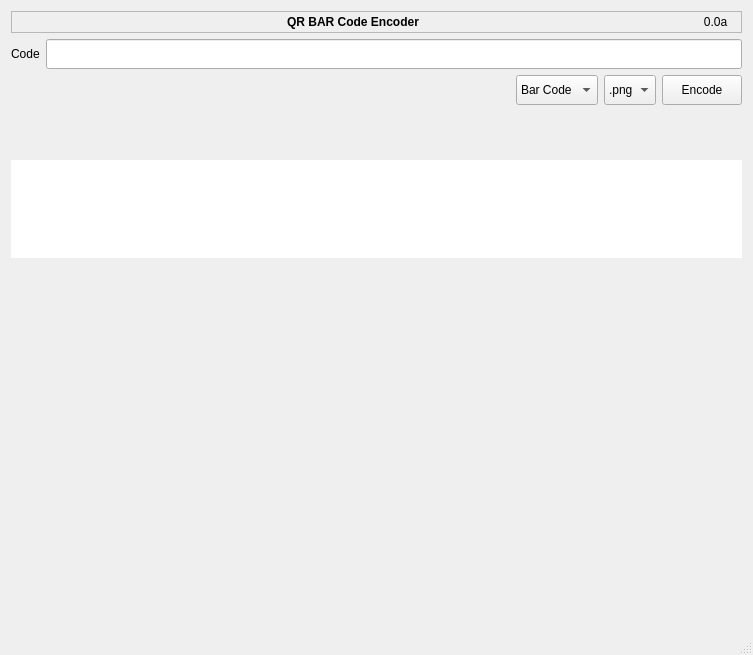
roboxerox/QR_BAR_CodeGen, file QR_BarCodeEncoder.ui: the form before one commit.
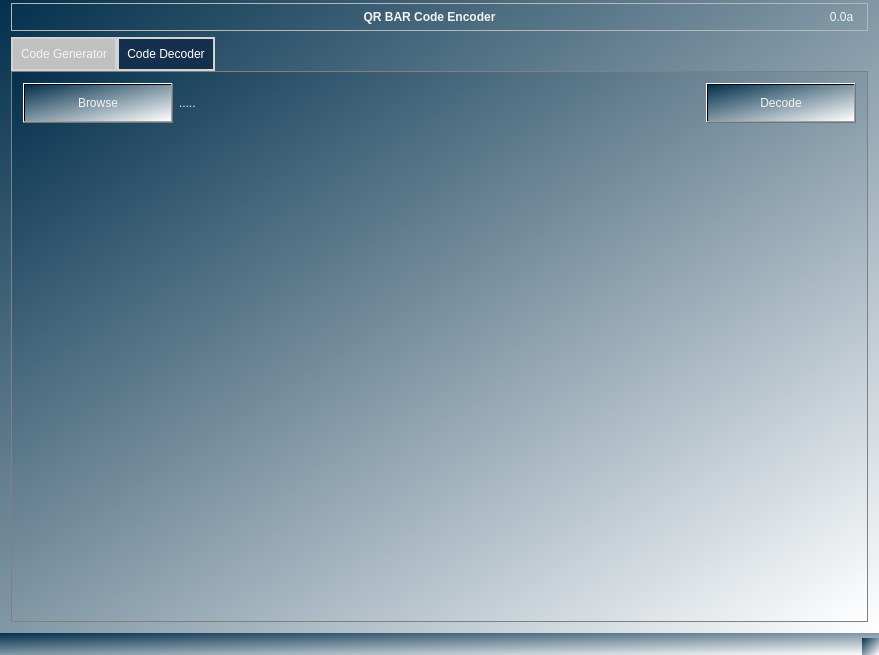
The form after the commit. Icons and pictures are not drawn.

Commit message: Add QR Code Decoder

```diff
--- a/QR_BarCodeEncoder.ui
+++ b/QR_BarCodeEncoder.ui
@@ -6,17 +6,27 @@
    <rect>
     <x>0</x>
     <y>0</y>
-    <width>753</width>
+    <width>879</width>
     <height>655</height>
    </rect>
   </property>
   <property name="windowTitle">
    <string>BarCodeEncoderDecoder</string>
   </property>
+  <property name="styleSheet">
+   <string notr="true">background-color: qlineargradient(spread:pad, x1:0, y2:0, x2:1, y2:1, stop:0 rgba(3, 48, 76 , 255), stop:1 rgba(255, 255, 255, 255));
+color: rgb(243, 243, 243);</string>
+  </property>
   <widget class="QWidget" name="centralWidget">
    <layout class="QVBoxLayout" name="verticalLayout_2">
+    <property name="topMargin">
+     <number>3</number>
+    </property>
     <item>
      <widget class="QFrame" name="frame">
+      <property name="styleSheet">
+       <string notr="true">background-color: none</string>
+      </property>
       <property name="frameShape">
        <enum>QFrame::StyledPanel</enum>
       </property>
@@ -39,6 +49,38 @@
        <property name="bottomMargin">
         <number>3</number>
        </property>
+       <item>
+        <widget class="QPushButton" name="pushButton_about">
+         <property name="minimumSize">
+          <size>
+           <width>25</width>
+           <height>20</height>
+          </size>
+         </property>
+         <property name="maximumSize">
+          <size>
+           <width>25</width>
+           <height>20</height>
+          </size>
+         </property>
+         <property name="text">
+          <string/>
+         </property>
+         <property name="icon">
+          <iconset resource="icons.qrc">
+           <normaloff>:/images/main.png</normaloff>:/images/main.png</iconset>
+         </property>
+         <property name="iconSize">
+          <size>
+           <width>25</width>
+           <height>20</height>
+          </size>
+         </property>
+         <property name="flat">
+          <bool>true</bool>
+         </property>
+        </widget>
+       </item>
        <item>
         <widget class="QLabel" name="label_title">
          <property name="font">
@@ -80,9 +122,74 @@
      </widget>
     </item>
     <item>
+     <widget class="QTabWidget" name="tabWidget">
+      <property name="styleSheet">
+       <string notr="true">QTabWidget::pane {
+  	border: 1px solid gray;
+  	/*top:-1px; */
+	background-color: rgb(186, 189, 190);
+} 
+
+QTabBar::tab {
+  	background: rgb(230, 230, 76); 
+  	border: 2px solid lightgray; 
+  	padding: 8px;
+} 
+
+QTabWidget::tab-bar {
+    width: 16777215px;
+    border: 5px solid black;
+	/*alignment: center;*/
+}
+QTabBar::tab:selected {
+	background-color: rgb(20, 48, 76);
+	color: rgb(255, 255, 255);
+}
+
+QTabBar::tab:!selected {
+    background: silver;
+}
+
+QTabBar::tab:!selected:hover {
+    background: #999;
+}</string>
+      </property>
+      <property name="currentIndex">
+       <number>1</number>
+      </property>
+      <widget class="QWidget" name="tab_encoder">
+       <attribute name="title">
+        <string>Code Generator</string>
+       </attribute>
+       <layout class="QVBoxLayout" name="verticalLayout_4">
+        <property name="spacing">
+         <number>3</number>
+        </property>
+        <property name="leftMargin">
+         <number>4</number>
+        </property>
+        <property name="topMargin">
+         <number>4</number>
+        </property>
+        <property name="rightMargin">
+         <number>4</number>
+        </property>
+        <property name="bottomMargin">
+         <number>4</number>
+        </property>
+        <item>
      <layout class="QHBoxLayout" name="horizontalLayout_2">
       <item>
        <widget class="QLabel" name="label">
+            <property name="font">
+             <font>
+              <weight>75</weight>
+              <bold>true</bold>
+             </font>
+            </property>
+            <property name="styleSheet">
+             <string notr="true">background-color: none</string>
+            </property>
         <property name="text">
          <string>Code</string>
         </property>
@@ -96,6 +203,13 @@
           <height>30</height>
          </size>
         </property>
+            <property name="styleSheet">
+             <string notr="true">background-color: none;
+color: rgb(52, 101, 164);</string>
+            </property>
+            <property name="text">
+             <string/>
+            </property>
        </widget>
       </item>
      </layout>
@@ -120,9 +234,12 @@
         <property name="minimumSize">
          <size>
           <width>0</width>
-          <height>30</height>
-         </size>
-        </property>
+              <height>40</height>
+             </size>
+            </property>
+            <property name="styleSheet">
+             <string notr="true">background-color: rbg(21, 67, 96)</string>
+            </property>
         <item>
          <property name="text">
           <string>Bar Code</string>
@@ -140,17 +257,20 @@
         <property name="minimumSize">
          <size>
           <width>0</width>
-          <height>30</height>
-         </size>
-        </property>
+              <height>40</height>
+             </size>
+            </property>
+            <property name="styleSheet">
+             <string notr="true">background-color: rbg(21, 67, 96)</string>
+            </property>
         <item>
          <property name="text">
-          <string>.png</string>
+              <string>png</string>
          </property>
         </item>
         <item>
          <property name="text">
-          <string>.jpg</string>
+              <string>jpg</string>
          </property>
         </item>
        </widget>
@@ -160,9 +280,12 @@
         <property name="minimumSize">
          <size>
           <width>0</width>
-          <height>30</height>
-         </size>
-        </property>
+              <height>40</height>
+             </size>
+            </property>
+            <property name="styleSheet">
+             <string notr="true">background-color: rbg(21, 67, 96)</string>
+            </property>
         <property name="text">
          <string>Encode</string>
         </property>
@@ -171,7 +294,7 @@
      </layout>
     </item>
     <item>
-     <spacer name="verticalSpacer">
+         <spacer name="verticalSpacer_2">
       <property name="orientation">
        <enum>Qt::Vertical</enum>
       </property>
@@ -209,7 +332,7 @@
         </widget>
        </item>
        <item>
-        <widget class="QLabel" name="label_Str">
+            <widget class="QLabel" name="label_BarStr">
          <property name="maximumSize">
           <size>
            <width>16777215</width>
@@ -221,6 +344,9 @@
            <pointsize>8</pointsize>
           </font>
          </property>
+             <property name="styleSheet">
+              <string notr="true">color: rgb(0, 0, 0);</string>
+             </property>
          <property name="text">
           <string/>
          </property>
@@ -232,6 +358,25 @@
       </layout>
      </widget>
     </item>
+        <item>
+         <spacer name="verticalSpacer">
+          <property name="orientation">
+           <enum>Qt::Vertical</enum>
+          </property>
+          <property name="sizeHint" stdset="0">
+           <size>
+            <width>20</width>
+            <height>40</height>
+           </size>
+          </property>
+         </spacer>
+        </item>
+        <item>
+         <widget class="QWidget" name="widget_QrCode" native="true">
+          <property name="styleSheet">
+           <string notr="true">background-color: none;</string>
+          </property>
+          <layout class="QVBoxLayout" name="verticalLayout_3">
     <item>
      <widget class="QLabel" name="label_QrCode">
       <property name="minimumSize">
@@ -240,6 +385,14 @@
         <height>310</height>
        </size>
       </property>
+             <property name="font">
+              <font>
+               <pointsize>10</pointsize>
+              </font>
+             </property>
+             <property name="styleSheet">
+              <string notr="true">background-color: none</string>
+             </property>
       <property name="text">
        <string/>
       </property>
@@ -249,7 +402,93 @@
      </widget>
     </item>
     <item>
-     <spacer name="verticalSpacer_2">
+            <widget class="QLabel" name="label_QrStr">
+             <property name="font">
+              <font>
+               <pointsize>8</pointsize>
+              </font>
+             </property>
+             <property name="styleSheet">
+              <string notr="true">color: rgb(0, 0, 0);</string>
+             </property>
+             <property name="text">
+              <string/>
+             </property>
+             <property name="alignment">
+              <set>Qt::AlignCenter</set>
+             </property>
+            </widget>
+           </item>
+          </layout>
+         </widget>
+        </item>
+       </layout>
+      </widget>
+      <widget class="QWidget" name="tab_decoder">
+       <attribute name="title">
+        <string>Code Decoder</string>
+       </attribute>
+       <layout class="QVBoxLayout" name="verticalLayout_5">
+        <item>
+         <layout class="QHBoxLayout" name="horizontalLayout_4">
+          <item>
+           <widget class="QPushButton" name="pushButton_Browse">
+            <property name="minimumSize">
+             <size>
+              <width>0</width>
+              <height>40</height>
+             </size>
+            </property>
+            <property name="maximumSize">
+             <size>
+              <width>150</width>
+              <height>16777215</height>
+             </size>
+            </property>
+            <property name="styleSheet">
+             <string notr="true">background-color: rbg(21, 67, 96);</string>
+            </property>
+            <property name="text">
+             <string>Browse</string>
+            </property>
+           </widget>
+          </item>
+          <item>
+           <widget class="QLabel" name="label_imgPath">
+            <property name="styleSheet">
+             <string notr="true">background-color: none</string>
+            </property>
+            <property name="text">
+             <string>.....</string>
+            </property>
+           </widget>
+          </item>
+          <item>
+           <widget class="QPushButton" name="pushButton_Decode">
+            <property name="minimumSize">
+             <size>
+              <width>0</width>
+              <height>40</height>
+             </size>
+            </property>
+            <property name="maximumSize">
+             <size>
+              <width>150</width>
+              <height>16777215</height>
+             </size>
+            </property>
+            <property name="styleSheet">
+             <string notr="true">background-color: rbg(21, 67, 96);</string>
+            </property>
+            <property name="text">
+             <string>Decode</string>
+            </property>
+           </widget>
+          </item>
+         </layout>
+        </item>
+        <item>
+         <spacer name="verticalSpacer_4">
       <property name="orientation">
        <enum>Qt::Vertical</enum>
       </property>
@@ -260,6 +499,68 @@
        </size>
       </property>
      </spacer>
+        </item>
+        <item>
+         <widget class="QWidget" name="widget" native="true">
+          <property name="styleSheet">
+           <string notr="true">background-color: none</string>
+          </property>
+          <layout class="QHBoxLayout" name="horizontalLayout_5">
+           <item>
+            <widget class="QLabel" name="label_selected_img">
+             <property name="minimumSize">
+              <size>
+               <width>250</width>
+               <height>250</height>
+              </size>
+             </property>
+             <property name="maximumSize">
+              <size>
+               <width>500</width>
+               <height>500</height>
+              </size>
+             </property>
+             <property name="text">
+              <string/>
+             </property>
+             <property name="scaledContents">
+              <bool>true</bool>
+             </property>
+            </widget>
+           </item>
+           <item>
+            <widget class="QPlainTextEdit" name="plainTextEdit_decoded">
+             <property name="maximumSize">
+              <size>
+               <width>400</width>
+               <height>16777215</height>
+              </size>
+             </property>
+             <property name="styleSheet">
+              <string notr="true">color: rgb(185, 241, 84);
+background-color: transparent;</string>
+             </property>
+            </widget>
+           </item>
+          </layout>
+         </widget>
+        </item>
+        <item>
+         <spacer name="verticalSpacer_3">
+          <property name="orientation">
+           <enum>Qt::Vertical</enum>
+          </property>
+          <property name="sizeHint" stdset="0">
+           <size>
+            <width>20</width>
+            <height>40</height>
+           </size>
+          </property>
+         </spacer>
+        </item>
+       </layout>
+      </widget>
+     </widget>
     </item>
    </layout>
   </widget>
```
Left out of the diff: 4 changed lines with no effect on the pictures. Lines whose indentation alone changed are shown as unchanged. The commit also changes 3351 other files.
